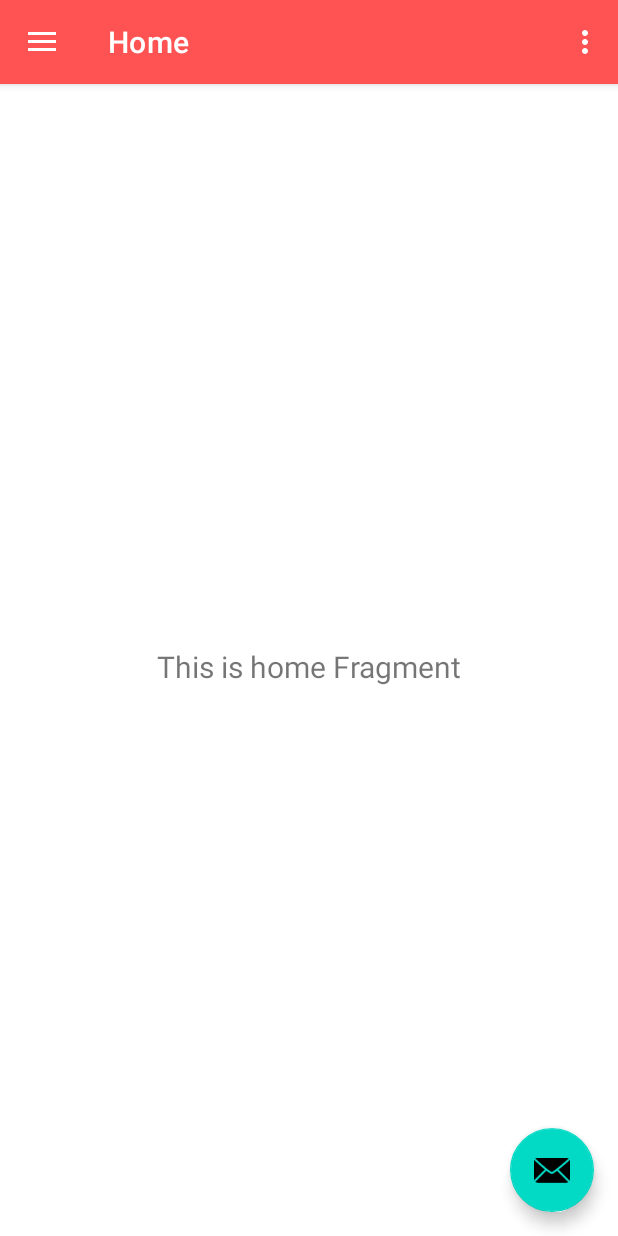
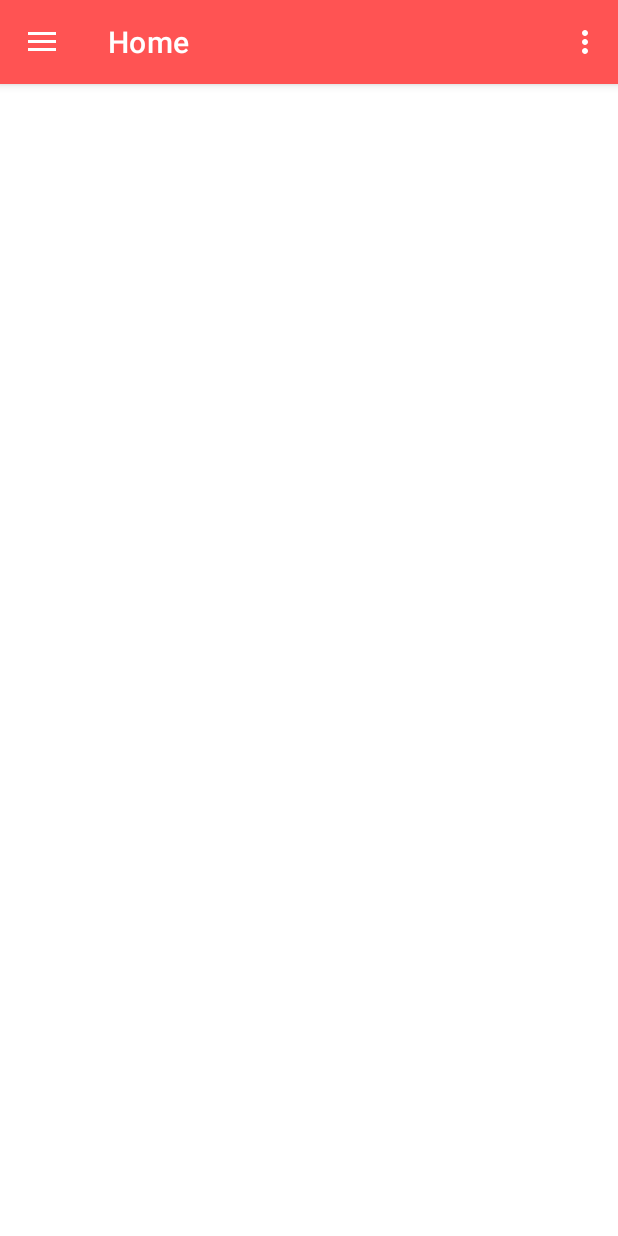
Before and after one commit to khoangudot/DanBamMobile, an Android app: the MainActivity screen opened directly, with no data from a screen before it, on a phone screen of 412 x 824 dp. Run offline under Robolectric (Android 15) with nearby library versions, the phone set to English and light mode, and no system bars; our stand-ins replace navigation-ui; Roboto replaces fonts that are not available here.

Commit message:
Fragment

```diff
--- /dev/null
+++ b/app/src/main/java/com/example/danbammobile/MainActivity.java
@@ -0,0 +1,59 @@
+package com.example.danbammobile;
+
+import android.os.Bundle;
+import android.view.View;
+import android.view.Menu;
+
+import com.google.android.material.snackbar.Snackbar;
+import com.google.android.material.navigation.NavigationView;
+
+import androidx.navigation.NavController;
+import androidx.navigation.Navigation;
+import androidx.navigation.ui.AppBarConfiguration;
+import androidx.navigation.ui.NavigationUI;
+import androidx.drawerlayout.widget.DrawerLayout;
+import androidx.appcompat.app.AppCompatActivity;
+
+import com.example.danbammobile.databinding.ActivityMainBinding;
+
+public class MainActivity extends AppCompatActivity {
+
+    private AppBarConfiguration mAppBarConfiguration;
+    private ActivityMainBinding binding;
+
+    @Override
+    protected void onCreate(Bundle savedInstanceState) {
+        super.onCreate(savedInstanceState);
+
+        binding = ActivityMainBinding.inflate(getLayoutInflater());
+        setContentView(binding.getRoot());
+
+        setSupportActionBar(binding.appBarMain.toolbar);
+
+        DrawerLayout drawer = binding.drawerLayout;
+        NavigationView navigationView = binding.navView;
+        // Passing each menu ID as a set of Ids because each
+        // menu should be considered as top level destinations.
+        mAppBarConfiguration = new AppBarConfiguration.Builder(
+                R.id.nav_home, R.id.nav_daily_meal, R.id.nav_favourite,R.id.nav_my_cart)
+        .setOpenableLayout(drawer)
+        .build();
+        NavController navController = Navigation.findNavController(this, R.id.nav_host_fragment_content_main);
+        NavigationUI.setupActionBarWithNavController(this, navController, mAppBarConfiguration);
+        NavigationUI.setupWithNavController(navigationView, navController);
+    }
+
+    @Override
+    public boolean onCreateOptionsMenu(Menu menu) {
+        // Inflate the menu; this adds items to the action bar if it is present.
+        getMenuInflater().inflate(R.menu.main, menu);
+        return true;
+    }
+
+    @Override
+    public boolean onSupportNavigateUp() {
+        NavController navController = Navigation.findNavController(this, R.id.nav_host_fragment_content_main);
+        return NavigationUI.navigateUp(navController, mAppBarConfiguration)
+                || super.onSupportNavigateUp();
+    }
+}
--- a/app/src/main/java/com/example/danbammobile/MainActivity.kt
+++ /dev/null
@@ -1,57 +0,0 @@
-package com.example.danbammobile
-
-import android.os.Bundle
-import android.view.Menu
-import com.google.android.material.snackbar.Snackbar
-import com.google.android.material.navigation.NavigationView
-import androidx.navigation.findNavController
-import androidx.navigation.ui.AppBarConfiguration
-import androidx.navigation.ui.navigateUp
-import androidx.navigation.ui.setupActionBarWithNavController
-import androidx.navigation.ui.setupWithNavController
-import androidx.drawerlayout.widget.DrawerLayout
-import androidx.appcompat.app.AppCompatActivity
-import com.example.danbammobile.databinding.ActivityMainBinding
-
-class MainActivity : AppCompatActivity() {
-
-    private lateinit var appBarConfiguration: AppBarConfiguration
-    private lateinit var binding: ActivityMainBinding
-
-    override fun onCreate(savedInstanceState: Bundle?) {
-        super.onCreate(savedInstanceState)
-
-        binding = ActivityMainBinding.inflate(layoutInflater)
-        setContentView(binding.root)
-
-        setSupportActionBar(binding.appBarMain.toolbar)
-
-        binding.appBarMain.fab.setOnClickListener { view ->
-            Snackbar.make(view, "Replace with your own action", Snackbar.LENGTH_LONG)
-                .setAction("Action", null).show()
-        }
-        val drawerLayout: DrawerLayout = binding.drawerLayout
-        val navView: NavigationView = binding.navView
-        val navController = findNavController(R.id.nav_host_fragment_content_main)
-        // Passing each menu ID as a set of Ids because each
-        // menu should be considered as top level destinations.
-        appBarConfiguration = AppBarConfiguration(
-            setOf(
-                R.id.nav_home, R.id.nav_gallery, R.id.nav_slideshow
-            ), drawerLayout
-        )
-        setupActionBarWithNavController(navController, appBarConfiguration)
-        navView.setupWithNavController(navController)
-    }
-
-    override fun onCreateOptionsMenu(menu: Menu): Boolean {
-        // Inflate the menu; this adds items to the action bar if it is present.
-        menuInflater.inflate(R.menu.main, menu)
-        return true
-    }
-
-    override fun onSupportNavigateUp(): Boolean {
-        val navController = findNavController(R.id.nav_host_fragment_content_main)
-        return navController.navigateUp(appBarConfiguration) || super.onSupportNavigateUp()
-    }
-}
--- a/app/src/main/java/com/example/danbammobile/WelcomeActivity.java
+++ b/app/src/main/java/com/example/danbammobile/WelcomeActivity.java
@@ -19,7 +19,7 @@ public class WelcomeActivity extends AppCompatActivity {
     }
 
     public void register(View view) {
-        startActivity(new Intent(WelcomeActivity.this, RegisterActivity.class));
+        startActivity(new Intent(WelcomeActivity.this, MainActivity.class));
     }
 
     public void login(View view) {
--- /dev/null
+++ b/app/src/main/java/com/example/danbammobile/ui/home/HomeFragment.java
@@ -0,0 +1,21 @@
+package com.example.danbammobile.ui.home;
+
+import android.os.Bundle;
+import android.view.LayoutInflater;
+import android.view.View;
+import android.view.ViewGroup;
+
+import androidx.annotation.NonNull;
+import androidx.annotation.Nullable;
+import androidx.fragment.app.Fragment;
+
+import com.example.danbammobile.R;
+
+public class HomeFragment extends Fragment {
+    @Nullable
+    @Override
+    public View onCreateView(@NonNull LayoutInflater inflater, @Nullable ViewGroup container, @Nullable Bundle savedInstanceState) {
+        View root = inflater.inflate(R.layout.fragment_home,container,false);
+        return root;
+    }
+}
--- a/app/src/main/java/com/example/danbammobile/ui/home/HomeFragment.kt
+++ /dev/null
@@ -1,42 +0,0 @@
-package com.example.danbammobile.ui.home
-
-import android.os.Bundle
-import android.view.LayoutInflater
-import android.view.View
-import android.view.ViewGroup
-import android.widget.TextView
-import androidx.fragment.app.Fragment
-import androidx.lifecycle.ViewModelProvider
-import com.example.danbammobile.databinding.FragmentHomeBinding
-
-class HomeFragment : Fragment() {
-
-    private var _binding: FragmentHomeBinding? = null
-
-    // This property is only valid between onCreateView and
-    // onDestroyView.
-    private val binding get() = _binding!!
-
-    override fun onCreateView(
-        inflater: LayoutInflater,
-        container: ViewGroup?,
-        savedInstanceState: Bundle?
-    ): View {
-        val homeViewModel =
-            ViewModelProvider(this).get(HomeViewModel::class.java)
-
-        _binding = FragmentHomeBinding.inflate(inflater, container, false)
-        val root: View = binding.root
-
-        val textView: TextView = binding.textHome
-        homeViewModel.text.observe(viewLifecycleOwner) {
-            textView.text = it
-        }
-        return root
-    }
-
-    override fun onDestroyView() {
-        super.onDestroyView()
-        _binding = null
-    }
-}
--- a/app/src/main/java/com/example/danbammobile/ui/home/HomeViewModel.kt
+++ /dev/null
@@ -1,13 +0,0 @@
-package com.example.danbammobile.ui.home
-
-import androidx.lifecycle.LiveData
-import androidx.lifecycle.MutableLiveData
-import androidx.lifecycle.ViewModel
-
-class HomeViewModel : ViewModel() {
-
-    private val _text = MutableLiveData<String>().apply {
-        value = "This is home Fragment"
-    }
-    val text: LiveData<String> = _text
-}
--- a/app/src/main/res/layout/app_bar_main.xml
+++ b/app/src/main/res/layout/app_bar_main.xml
@@ -22,13 +22,6 @@
 
     <include layout="@layout/content_main" />
 
-    <com.google.android.material.floatingactionbutton.FloatingActionButton
-        android:id="@+id/fab"
-        android:layout_width="wrap_content"
-        android:layout_height="wrap_content"
-        android:layout_gravity="bottom|end"
-        android:layout_marginEnd="@dimen/fab_margin"
-        android:layout_marginBottom="16dp"
-        app:srcCompat="@android:drawable/ic_dialog_email" />
+
 
 </androidx.coordinatorlayout.widget.CoordinatorLayout>
--- a/app/src/main/res/menu/activity_main_drawer.xml
+++ b/app/src/main/res/menu/activity_main_drawer.xml
@@ -9,12 +9,16 @@
             android:icon="@drawable/ic_menu_camera"
             android:title="@string/menu_home" />
         <item
-            android:id="@+id/nav_gallery"
+            android:id="@+id/nav_daily_meal"
             android:icon="@drawable/ic_menu_gallery"
-            android:title="@string/menu_gallery" />
+            android:title="@string/daily_meal" />
         <item
-            android:id="@+id/nav_slideshow"
+            android:id="@+id/nav_favourite"
             android:icon="@drawable/ic_menu_slideshow"
-            android:title="@string/menu_slideshow" />
+            android:title="@string/favourite" />
+        <item
+            android:id="@+id/nav_my_cart"
+            android:icon="@drawable/ic_menu_slideshow"
+            android:title="@string/my_cart" />
     </group>
 </menu>
--- a/app/src/main/res/navigation/mobile_navigation.xml
+++ b/app/src/main/res/navigation/mobile_navigation.xml
@@ -12,14 +12,19 @@
         tools:layout="@layout/fragment_home" />
 
     <fragment
-        android:id="@+id/nav_gallery"
-        android:name="com.example.danbammobile.ui.gallery.GalleryFragment"
+        android:id="@+id/nav_daily_meal"
+        android:name="com.example.danbammobile.ui.gallery.DailyMealFragment"
         android:label="@string/menu_gallery"
-        tools:layout="@layout/fragment_gallery" />
+        tools:layout="@layout/fragment_daily_meal" />
 
     <fragment
-        android:id="@+id/nav_slideshow"
-        android:name="com.example.danbammobile.ui.slideshow.SlideshowFragment"
+        android:id="@+id/nav_favourite"
+        android:name="com.example.danbammobile.ui.slideshow.FavouriteFragment"
         android:label="@string/menu_slideshow"
-        tools:layout="@layout/fragment_slideshow" />
+        tools:layout="@layout/fragment_favourite" />
+    <fragment
+        android:id="@+id/nav_my_cart"
+        android:name="com.example.danbammobile.MyCartFragment"
+        android:label="fragment_my_cart"
+        tools:layout="@layout/fragment_my_cart" />
 </navigation>
--- a/app/src/main/res/values/strings.xml
+++ b/app/src/main/res/values/strings.xml
@@ -13,4 +13,9 @@
 
     <string name="ProjectName">Welcome to DanBam</string>
     <string name="login">Login</string>
+    <string name="daily_meal">Daily Meal</string>
+    <string name="favourite">Favourite</string>
+    <string name="my_cart">My Cart</string>
+    <!-- TODO: Remove or change this placeholder text -->
+    <string name="hello_blank_fragment">Hello blank fragment</string>
 </resources>
```
Also changed, not shown: app/src/main/java/com/example/danbammobile/MyCartFragment.java (added, +64 -0 lines), app/src/main/java/com/example/danbammobile/ui/gallery/DailyMealFragment.java (added, +21 -0 lines), app/src/main/java/com/example/danbammobile/ui/gallery/GalleryFragment.kt (deleted, +0 -42 lines), app/src/main/java/com/example/danbammobile/ui/gallery/GalleryViewModel.kt (deleted, +0 -13 lines), app/src/main/java/com/example/danbammobile/ui/slideshow/FavouriteFragment.java (added, +21 -0 lines), app/src/main/java/com/example/danbammobile/ui/slideshow/SlideshowFragment.kt (deleted, +0 -42 lines), app/src/main/java/com/example/danbammobile/ui/slideshow/SlideshowViewModel.kt (deleted, +0 -13 lines), app/src/main/res/layout/fragment_daily_meal.xml (renamed from app/src/main/res/layout/fragment_slideshow.xml, +14 -2 lines), app/src/main/res/layout/fragment_favourite.xml (renamed from app/src/main/res/layout/fragment_gallery.xml, +14 -2 lines), app/src/main/res/layout/fragment_my_cart.xml (added, +14 -0 lines).
